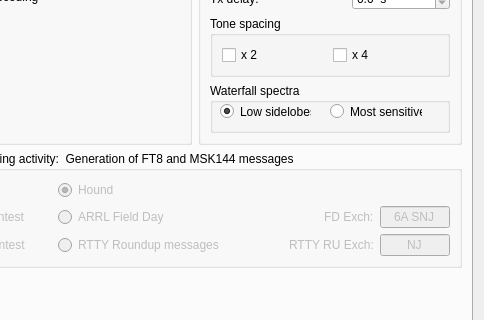
Above: Configuration.ui from saitohirga/WSJT-X before the change; both pictures show x 118 to 602 and y 146 to 466 of the 602 by 584 pixel window. Below: the same form after it.
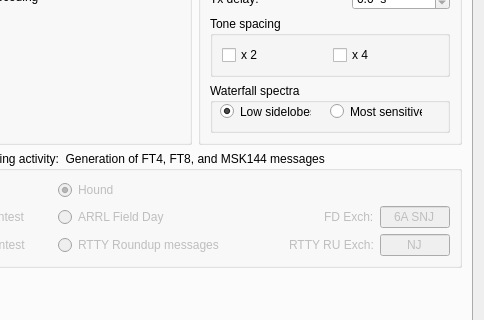
That is the form after the change. The open tabs and pages were chosen to show the change. Custom widgets are drawn as their Qt base class.

Commit message: Tweak label on Advanced tab to include FT4.

What changed in the file:
```diff
--- a/Configuration.ui
+++ b/Configuration.ui
@@ -2469,7 +2469,7 @@
        <item row="1" column="0" colspan="2">
         <widget class="QGroupBox" name="gbSpecialOpActivity">
          <property name="title">
-          <string>Special operating activity:  Generation of FT8 and MSK144 messages</string>
+          <string>Special operating activity:  Generation of FT4, FT8, and MSK144 messages</string>
          </property>
          <property name="checkable">
           <bool>true</bool>
```
Left out of the diff: 8 changed lines with no effect on the pictures.
